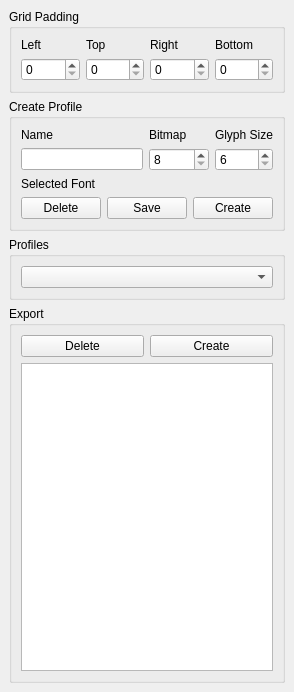
Old version of the form dockprofiles.ui in the repository GrandFatherPikhto/Glyph.
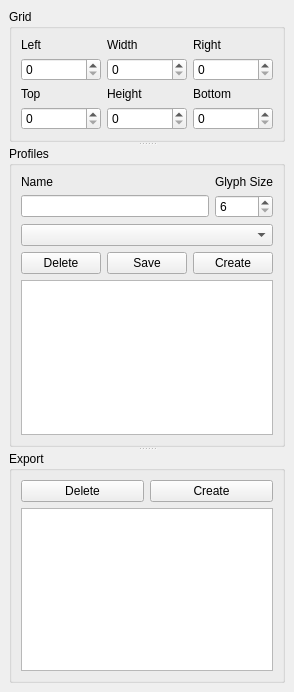
New version of the form.

Patch:
```diff
--- a/dockprofiles.ui
+++ b/dockprofiles.ui
@@ -6,7 +6,7 @@
    <rect>
     <x>0</x>
     <y>0</y>
-    <width>285</width>
+    <width>288</width>
     <height>692</height>
    </rect>
   </property>
@@ -14,11 +14,15 @@
    <string>Profiles</string>
   </property>
   <widget class="QWidget" name="dockWidgetContents">
-   <layout class="QVBoxLayout" name="verticalLayout_2">
+   <layout class="QVBoxLayout" name="verticalLayout">
     <item>
+     <widget class="QSplitter" name="splitter">
+      <property name="orientation">
+       <enum>Qt::Orientation::Vertical</enum>
+      </property>
      <widget class="QGroupBox" name="groupBoxGrid">
       <property name="title">
-       <string>Grid Padding</string>
+        <string>Grid</string>
       </property>
       <layout class="QGridLayout" name="gridLayout_2">
        <item row="0" column="0">
@@ -29,9 +33,9 @@
         </widget>
        </item>
        <item row="0" column="1">
-        <widget class="QLabel" name="labelGridPaddingTop">
+         <widget class="QLabel" name="labelWidth">
          <property name="text">
-          <string>Top</string>
+           <string>Width</string>
          </property>
         </widget>
        </item>
@@ -42,32 +46,77 @@
          </property>
         </widget>
        </item>
-       <item row="0" column="3">
-        <widget class="QLabel" name="labelGridPaddingBottom">
-         <property name="text">
-          <string>Bottom</string>
-         </property>
-        </widget>
-       </item>
        <item row="1" column="0">
-        <widget class="QSpinBox" name="spinBoxPaddingLeft"/>
+         <widget class="QSpinBox" name="spinBoxPaddingLeft">
+          <property name="maximum">
+           <number>1024</number>
+          </property>
+          <property name="value">
+           <number>0</number>
+          </property>
+         </widget>
        </item>
        <item row="1" column="1">
-        <widget class="QSpinBox" name="spinBoxPaddingTop"/>
+         <widget class="QSpinBox" name="spinBoxWidth">
+          <property name="maximum">
+           <number>1024</number>
+          </property>
+         </widget>
        </item>
        <item row="1" column="2">
-        <widget class="QSpinBox" name="spinBoxPaddingRight"/>
-       </item>
-       <item row="1" column="3">
-        <widget class="QSpinBox" name="spinBoxPaddingBottom"/>
+         <widget class="QSpinBox" name="spinBoxPaddingRight">
+          <property name="maximum">
+           <number>1024</number>
+          </property>
+         </widget>
+        </item>
+        <item row="2" column="0">
+         <widget class="QLabel" name="labelGridPaddingTop">
+          <property name="text">
+           <string>Top</string>
+          </property>
+         </widget>
+        </item>
+        <item row="2" column="1">
+         <widget class="QLabel" name="labelHeight">
+          <property name="text">
+           <string>Height</string>
+          </property>
+         </widget>
+        </item>
+        <item row="2" column="2">
+         <widget class="QLabel" name="labelGridPaddingBottom">
+          <property name="text">
+           <string>Bottom</string>
+          </property>
+         </widget>
+        </item>
+        <item row="3" column="0">
+         <widget class="QSpinBox" name="spinBoxPaddingTop">
+          <property name="maximum">
+           <number>1024</number>
+          </property>
+         </widget>
+        </item>
+        <item row="3" column="1">
+         <widget class="QSpinBox" name="spinBoxHeight">
+          <property name="maximum">
+           <number>1024</number>
+          </property>
+         </widget>
+        </item>
+        <item row="3" column="2">
+         <widget class="QSpinBox" name="spinBoxPaddingBottom">
+          <property name="maximum">
+           <number>1024</number>
+          </property>
+         </widget>
        </item>
       </layout>
      </widget>
-    </item>
-    <item>
-     <widget class="QGroupBox" name="groupBoxCreateProfile">
+      <widget class="QGroupBox" name="groupBoxProfiles">
       <property name="title">
-       <string>Create Profile</string>
+        <string>Profiles</string>
       </property>
       <layout class="QGridLayout" name="gridLayout">
        <item row="0" column="0">
@@ -77,13 +126,6 @@
          </property>
         </widget>
        </item>
-       <item row="0" column="2">
-        <widget class="QLabel" name="labelBitmapDimension">
-         <property name="text">
-          <string>Bitmap</string>
-         </property>
-        </widget>
-       </item>
        <item row="0" column="4">
         <widget class="QLabel" name="labelGlyphSize">
          <property name="text">
@@ -91,19 +133,6 @@
          </property>
         </widget>
        </item>
-       <item row="1" column="0" colspan="2">
-        <widget class="QLineEdit" name="lineEditProfileName"/>
-       </item>
-       <item row="1" column="2" colspan="2">
-        <widget class="QSpinBox" name="spinBoxBitmapDimension">
-         <property name="minimum">
-          <number>8</number>
-         </property>
-         <property name="maximum">
-          <number>512</number>
-         </property>
-        </widget>
-       </item>
        <item row="1" column="4">
         <widget class="QSpinBox" name="spinBoxGlyphSize">
          <property name="minimum">
@@ -114,13 +143,6 @@
          </property>
         </widget>
        </item>
-       <item row="2" column="0">
-        <widget class="QLabel" name="labelFont">
-         <property name="text">
-          <string>Selected Font</string>
-         </property>
-        </widget>
-       </item>
        <item row="3" column="0">
         <widget class="QPushButton" name="pushButtonDeleteProfile">
          <property name="text">
@@ -142,22 +164,17 @@
          </property>
         </widget>
        </item>
-      </layout>
-     </widget>
-    </item>
-    <item>
-     <widget class="QGroupBox" name="groupBoxProfiles">
-      <property name="title">
-       <string>Profiles</string>
-      </property>
-      <layout class="QVBoxLayout" name="verticalLayout">
-       <item>
-        <widget class="QComboBox" name="comboBoxProfiles"/>
-       </item>
-      </layout>
-     </widget>
-    </item>
-    <item>
+        <item row="4" column="0" colspan="5">
+         <widget class="QTableView" name="tableViewProfiles"/>
+        </item>
+        <item row="2" column="0" colspan="5">
+         <widget class="QComboBox" name="comboBoxFont"/>
+        </item>
+        <item row="1" column="0" colspan="4">
+         <widget class="QLineEdit" name="lineEditProfileName"/>
+        </item>
+       </layout>
+      </widget>
      <widget class="QGroupBox" name="groupBoxExport">
       <property name="title">
        <string>Export</string>
@@ -181,6 +198,7 @@
         <widget class="QTableView" name="tableViewExport"/>
        </item>
       </layout>
+      </widget>
      </widget>
     </item>
    </layout>
```
Lines whose indentation alone changed are shown as unchanged.
